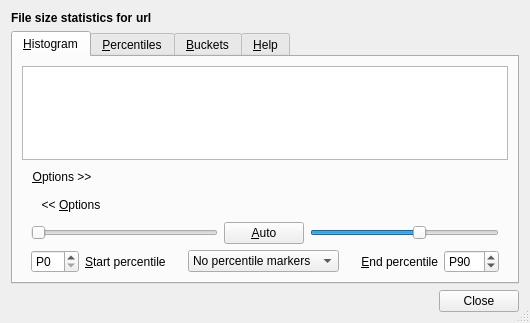
This is src/file-size-stats-window.ui in Lithopsian/qt6dirstat as Qt 5 draws it before an edit. The edited form follows.
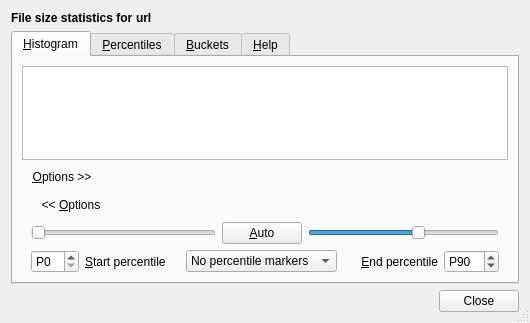
This is the edited form. Custom widgets are drawn as their Qt base class.

Commit message: Sizing tweaks in size stats dialog

```diff
--- a/src/file-size-stats-window.ui
+++ b/src/file-size-stats-window.ui
@@ -112,7 +112,7 @@
            </widget>
           </item>
           <item>
-           <layout class="QGridLayout" name="gridLayout">
+           <layout class="QGridLayout" name="gridLayout" columnstretch="0,1,0,0,0,1,0">
             <item row="1" column="1">
              <widget class="QLabel" name="startPercentileLabel">
               <property name="text">
@@ -154,12 +154,6 @@
             </item>
             <item row="0" column="3">
              <widget class="QPushButton" name="autoButton">
-              <property name="sizePolicy">
-               <sizepolicy hsizetype="Maximum" vsizetype="Fixed">
-                <horstretch>0</horstretch>
-                <verstretch>0</verstretch>
-               </sizepolicy>
-              </property>
               <property name="text">
                <string>&amp;Auto</string>
               </property>
```
Left out of the diff: 18 changed lines with no effect on the pictures.
